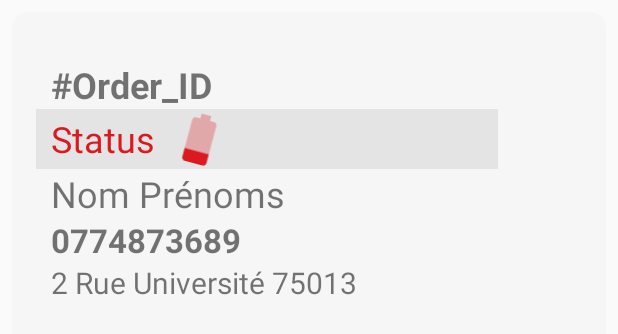
After one commit to ChihabEddine98/eatIt, an Android app: the layout commande_item.xml on its own in the app's theme, with its tools: preview values and no code run, on a phone screen of 412 x 824 dp. The commit adds this screen. Shown: the top 334 px of the screen. Run offline under Robolectric (Android 15) with nearby library versions, the phone set to English and light mode, and no system bars.

Commit message:
mes commandes et logout

```diff
--- /dev/null
+++ b/app/src/main/res/drawable/ic_battery_20_black_24dp.xml
@@ -0,0 +1,6 @@
+<vector android:height="24dp" android:tint="@color/status_danger"
+    android:viewportHeight="24.0" android:viewportWidth="24.0"
+    android:width="24dp" xmlns:android="http://schemas.android.com/apk/res/android">
+    <path android:fillColor="#FF000000" android:pathData="M7,17v3.67C7,21.4 7.6,22 8.33,22h7.33c0.74,0 1.34,-0.6 1.34,-1.33V17H7z"/>
+    <path android:fillAlpha=".3" android:fillColor="#FF000000" android:pathData="M17,5.33C17,4.6 16.4,4 15.67,4H14V2h-4v2H8.33C7.6,4 7,4.6 7,5.33V17h10V5.33z"/>
+</vector>
--- /dev/null
+++ b/app/src/main/res/drawable/ic_battery_50_black_24dp.xml
@@ -0,0 +1,6 @@
+<vector android:height="24dp" android:tint="@color/status_warning"
+    android:viewportHeight="24.0" android:viewportWidth="24.0"
+    android:width="24dp" xmlns:android="http://schemas.android.com/apk/res/android">
+    <path android:fillAlpha=".3" android:fillColor="#FF000000" android:pathData="M17,5.33C17,4.6 16.4,4 15.67,4H14V2h-4v2H8.33C7.6,4 7,4.6 7,5.33V13h10V5.33z"/>
+    <path android:fillColor="#FF000000" android:pathData="M7,13v7.67C7,21.4 7.6,22 8.33,22h7.33c0.74,0 1.34,-0.6 1.34,-1.33V13H7z"/>
+</vector>
--- /dev/null
+++ b/app/src/main/res/drawable/ic_battery_alert_black_24dp.xml
@@ -0,0 +1,5 @@
+<vector android:height="24dp" android:tint="@color/status_warning"
+    android:viewportHeight="24.0" android:viewportWidth="24.0"
+    android:width="24dp" xmlns:android="http://schemas.android.com/apk/res/android">
+    <path android:fillColor="#FF000000" android:pathData="M15.67,4L14,4L14,2h-4v2L8.33,4C7.6,4 7,4.6 7,5.33v15.33C7,21.4 7.6,22 8.33,22h7.33c0.74,0 1.34,-0.6 1.34,-1.33L17,5.33C17,4.6 16.4,4 15.67,4zM13,18h-2v-2h2v2zM13,14h-2L11,9h2v5z"/>
+</vector>
--- /dev/null
+++ b/app/src/main/res/drawable/ic_battery_full_black_24dp.xml
@@ -0,0 +1,5 @@
+<vector android:height="24dp" android:tint="@color/status_succes"
+    android:viewportHeight="24.0" android:viewportWidth="24.0"
+    android:width="24dp" xmlns:android="http://schemas.android.com/apk/res/android">
+    <path android:fillColor="#FF000000" android:pathData="M15.67,4H14V2h-4v2H8.33C7.6,4 7,4.6 7,5.33v15.33C7,21.4 7.6,22 8.33,22h7.33c0.74,0 1.34,-0.6 1.34,-1.33V5.33C17,4.6 16.4,4 15.67,4z"/>
+</vector>
--- /dev/null
+++ b/app/src/main/res/layout/commande_item.xml
@@ -0,0 +1,117 @@
+<?xml version="1.0" encoding="utf-8"?>
+<androidx.cardview.widget.CardView xmlns:android="http://schemas.android.com/apk/res/android"
+    xmlns:app="http://schemas.android.com/apk/res-auto"
+    android:orientation="vertical"
+    android:layout_width="match_parent"
+    android:layout_height="wrap_content"
+    android:layout_margin="8dp"
+    android:layout_marginBottom="3dp"
+    android:elevation="4dp"
+    android:padding="16dp"
+    app:cardCornerRadius="10dp"
+    android:backgroundTint="@color/colorGrisClair">
+
+
+
+
+    <LinearLayout
+        android:layout_width="match_parent"
+        android:layout_height="wrap_content"
+        android:layout_marginTop="16dp"
+        android:layout_marginBottom="16dp"
+        android:layout_gravity="center_vertical"
+        android:orientation="horizontal"
+        >
+
+
+        <LinearLayout
+            android:layout_weight="9"
+            android:layout_width="0dp"
+            android:layout_height="wrap_content"
+            android:orientation="vertical"
+            android:padding="16dp"
+            >
+
+
+            <TextView
+                android:id="@+id/order_item_id"
+                android:layout_gravity="center_vertical|start"
+                android:text="#Order_ID"
+                android:textStyle="bold"
+                android:textSize="24sp"
+                android:layout_width="wrap_content"
+                android:layout_height="wrap_content"
+                android:layout_marginLeft="10dp"/>
+
+            <LinearLayout
+                android:id="@+id/status_layout"
+                android:orientation="horizontal"
+                android:layout_width="match_parent"
+                android:layout_height="wrap_content"
+                android:background="@color/bg_color_gris_clair"
+                >
+
+                <TextView
+                    android:id="@+id/order_item_status"
+                    android:layout_gravity="center_vertical|start"
+                    android:text="Status"
+                    android:textColor="@color/status_danger"
+                    android:textSize="24sp"
+                    android:layout_width="wrap_content"
+                    android:layout_height="wrap_content"
+                    android:layout_marginLeft="10dp"
+                    android:layout_marginRight="10dp"/>
+
+                <ImageView
+                    android:id="@+id/order_item_status_img"
+                    android:layout_width="40dp"
+                    android:layout_height="40dp"
+                    android:src="@drawable/ic_battery_20_black_24dp"
+                    android:rotation="15"/>
+
+            </LinearLayout>
+
+
+            <TextView
+                android:id="@+id/order_item_nomComplet"
+                android:layout_gravity="center_vertical|start"
+                android:text="Nom Prénoms"
+                android:textSize="24sp"
+                android:layout_width="wrap_content"
+                android:layout_height="wrap_content"
+                android:layout_marginLeft="10dp"/>
+
+            <TextView
+                android:id="@+id/order_item_phone"
+                android:layout_gravity="center_vertical|start"
+                android:text="0774873689"
+                android:textStyle="bold"
+                android:textSize="22sp"
+                android:layout_width="wrap_content"
+                android:layout_height="wrap_content"
+                android:layout_marginLeft="10dp"/>
+
+            <TextView
+                android:id="@+id/order_item_adresse"
+                android:layout_gravity="center_vertical|start"
+                android:text="2 Rue Université 75013"
+                android:textSize="20sp"
+                android:layout_width="wrap_content"
+                android:layout_height="wrap_content"
+                android:layout_marginLeft="10dp"/>
+
+
+        </LinearLayout>
+
+        <ImageView
+            android:id="@+id/cart_item_qte"
+            android:layout_width="40dp"
+            android:layout_height="40dp"
+            android:layout_gravity="center_vertical|end"
+            android:layout_marginRight="16dp"/>
+
+
+    </LinearLayout>
+
+
+</androidx.cardview.widget.CardView>
--- a/app/src/main/res/values/colors.xml
+++ b/app/src/main/res/values/colors.xml
@@ -8,6 +8,17 @@
     <color name="overlayBg">#808C7379</color>
     <color name="btn_color_clair">#F50057</color>
     <color name="bg_color_clair">#8B143D42</color>
+    <color name="bg_color_gris_clair">#E4E4E4</color>
+    <color name="bg_color_gris_fonce">#494848</color>
+    <color name="colorGrisClair">#F6F6F6</color>
+
+
+    <!-- Status Colors-->
+    <color name="status_danger">#DA1A20</color>
+    <color name="status_warning">#FFEA00</color>
+    <color name="status_succes">#19D174</color>
+
+
 
 
 </resources>
```
Also changed, not shown: app/src/main/java/com/chihab_eddine98/eatit/Home.java (+13 -0 lines), app/src/main/java/com/chihab_eddine98/eatit/MesCommandes.java (+134 -0 lines), app/src/main/java/com/chihab_eddine98/eatit/viewHolder/OrderVH.java (+32 -0 lines), app/src/main/res/layout/activity_login.xml (+5 -2 lines), app/src/main/res/layout/activity_mes_commandes.xml (+17 -3 lines).
